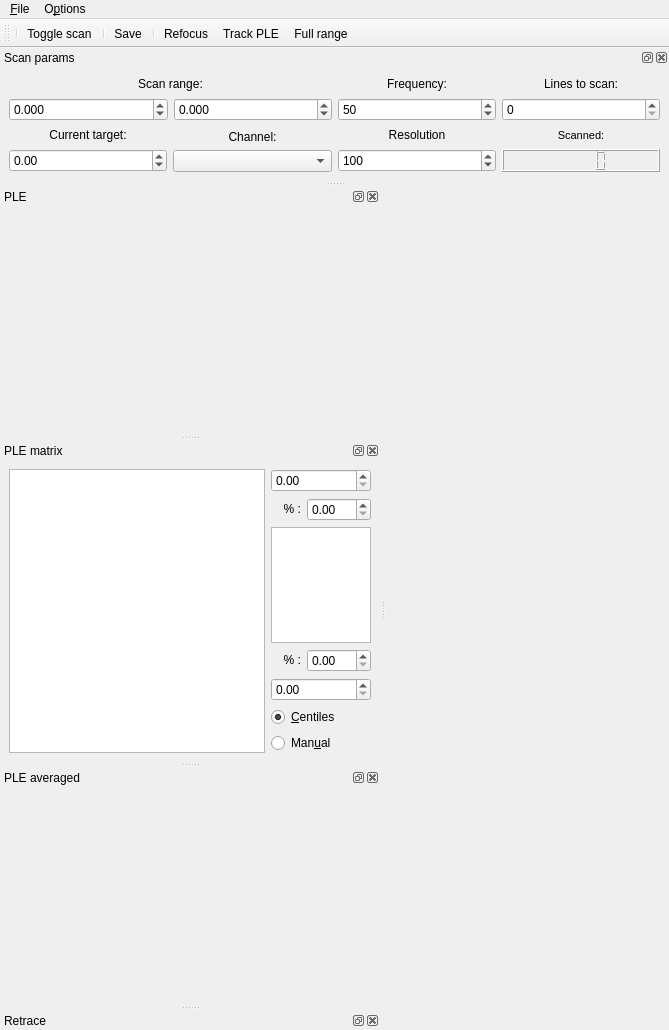
Before: the Qt Designer form src/qudi/gui/ple/ple_gui.ui in bbuusshh/scudi, drawn with Qt 5.
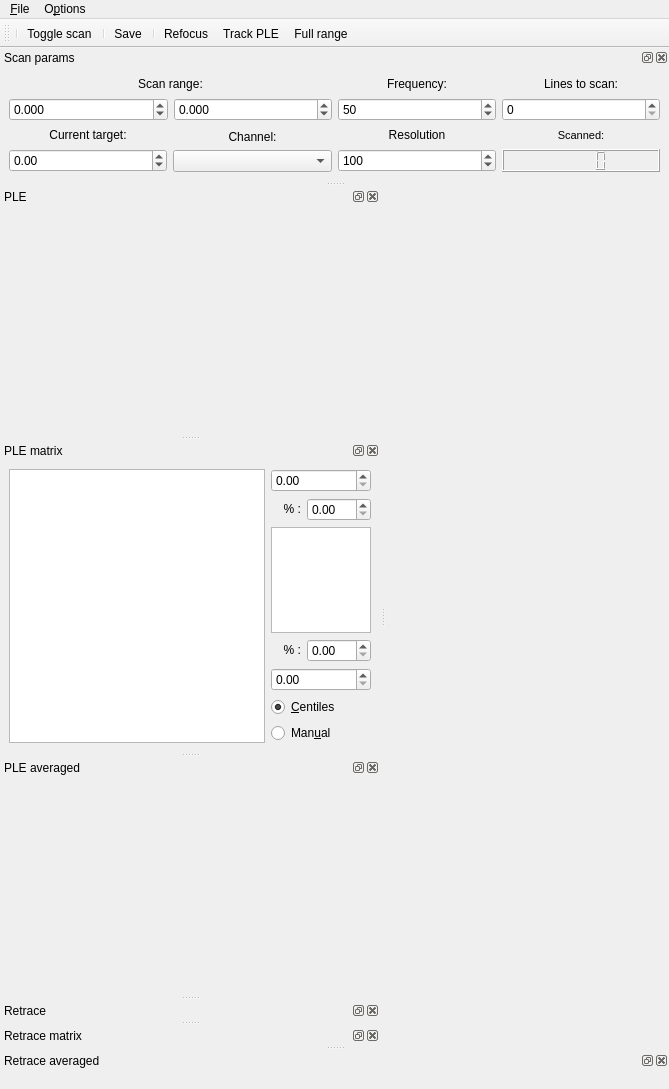
After: the same form once the commit is applied. Icons and pictures are not drawn. Custom widgets are drawn as their Qt base class.

Patch:
```diff
--- a/src/qudi/gui/ple/ple_gui.ui
+++ b/src/qudi/gui/ple/ple_gui.ui
@@ -615,6 +615,30 @@
    </attribute>
    <widget class="QWidget" name="ple_retrace_widget"/>
   </widget>
+  <widget class="QDockWidget" name="retrace_matrix_dockWidget">
+   <property name="windowTitle">
+    <string>Retrace matrix</string>
+   </property>
+   <attribute name="dockWidgetArea">
+    <number>1</number>
+   </attribute>
+   <widget class="QWidget" name="dockWidgetContents_4"/>
+  </widget>
+  <widget class="QDockWidget" name="avg_retrace_dockWidget">
+   <property name="minimumSize">
+    <size>
+     <width>77</width>
+     <height>38</height>
+    </size>
+   </property>
+   <property name="windowTitle">
+    <string>Retrace averaged</string>
+   </property>
+   <attribute name="dockWidgetArea">
+    <number>8</number>
+   </attribute>
+   <widget class="QWidget" name="dockWidgetContents_5"/>
+  </widget>
   <action name="action_ple_settings">
    <property name="icon">
     <iconset>
```
Left out of the diff: 2 changed lines with no effect on the pictures.
